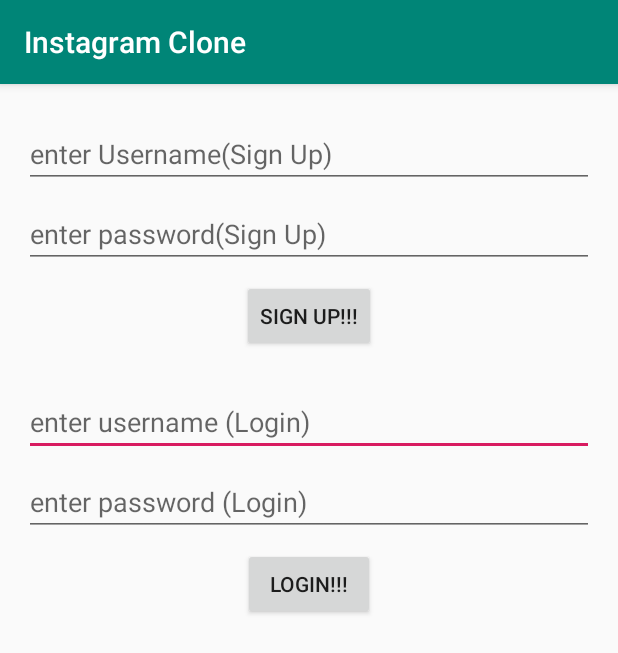
After one commit to reyniskhan/InstagramClone, an Android app: the SignUpLoginActivity screen opened directly, with no data from a screen before it, on a phone screen of 412 x 824 dp. The commit adds this screen. Shown: the top 653 px of the screen. Run offline under Robolectric (Android 15) with nearby library versions, the phone set to English and light mode, and no system bars; libraries missing offline, so code that uses them is left out: com.parse.

Commit message:
SignUp and Login Parse

```diff
--- /dev/null
+++ b/app/src/main/java/com/example/instagramclone/SignUpLoginActivity.java
@@ -0,0 +1,73 @@
+package com.example.instagramclone;
+
+import android.os.Bundle;
+import android.view.View;
+import android.widget.Button;
+import android.widget.EditText;
+import android.widget.Toast;
+
+import androidx.annotation.Nullable;
+import androidx.appcompat.app.AppCompatActivity;
+
+import com.parse.LogInCallback;
+import com.parse.ParseException;
+import com.parse.ParseUser;
+import com.parse.SignUpCallback;
+
+public class SignUpLoginActivity extends AppCompatActivity {
+
+    private Button btnSignUp, btnLogin;
+    private EditText edtUsernameSignup, edtPasswordSignUp, edtUsernameLogin, edtPasswordLogin;
+
+    @Override
+    protected void onCreate(@Nullable Bundle savedInstanceState) {
+        super.onCreate(savedInstanceState);
+        setContentView(R.layout.signup_login_activity);
+
+        edtUsernameSignup = findViewById(R.id.edtUsernameSignUp);
+        edtPasswordSignUp = findViewById(R.id.edtPasswordSignUp);
+        edtUsernameLogin = findViewById(R.id.edtUsernameLogin);
+        edtPasswordLogin = findViewById(R.id.edtPasswordLogin);
+
+        btnSignUp = findViewById(R.id.btnSignUp);
+        btnLogin = findViewById(R.id.btnLogin);
+
+        btnSignUp.setOnClickListener(new View.OnClickListener() {
+            @Override
+            public void onClick(View view) {
+                final ParseUser appUser = new ParseUser();
+                appUser.setUsername(edtUsernameSignup.getText().toString());
+                appUser.setPassword(edtPasswordSignUp.getText().toString());
+
+                appUser.signUpInBackground(new SignUpCallback() {
+                    @Override
+                    public void done(ParseException e) {
+                        if (e == null){
+                            Toast.makeText(SignUpLoginActivity.this,appUser.get("username") + " signed up successfully",Toast.LENGTH_LONG).show();
+
+                        }else {
+                            Toast.makeText(SignUpLoginActivity.this,e.getMessage(),Toast.LENGTH_LONG).show();
+
+                        }
+                    }
+                });
+            }
+        });
+
+    btnLogin.setOnClickListener(new View.OnClickListener() {
+        @Override
+        public void onClick(View view) {
+            ParseUser.logInInBackground(edtUsernameLogin.getText().toString(),
+                    edtPasswordLogin.getText().toString(), new LogInCallback() {
+                @Override
+                public void done(ParseUser user, ParseException e) {
+                    if (user != null && e == null) {
+                        Toast.makeText(SignUpLoginActivity.this,user.get("username") + " logged in successfully",Toast.LENGTH_LONG).show();
+
+                    }
+                }
+            });
+        }
+    });
+    }
+}
--- /dev/null
+++ b/app/src/main/res/layout/signup_login_activity.xml
@@ -0,0 +1,89 @@
+<?xml version="1.0" encoding="utf-8"?>
+<androidx.constraintlayout.widget.ConstraintLayout
+    xmlns:android="http://schemas.android.com/apk/res/android"
+    xmlns:app="http://schemas.android.com/apk/res-auto"
+    xmlns:tools="http://schemas.android.com/tools"
+    android:layout_width="match_parent"
+    android:layout_height="match_parent">
+
+    <Button
+        android:id="@+id/btnSignUp"
+        android:layout_width="wrap_content"
+        android:layout_height="wrap_content"
+        android:layout_marginStart="162dp"
+        android:layout_marginTop="8dp"
+        android:layout_marginEnd="162dp"
+        android:text="Sign Up!!!"
+        app:layout_constraintEnd_toEndOf="parent"
+        app:layout_constraintStart_toStartOf="parent"
+        app:layout_constraintTop_toBottomOf="@+id/edtPasswordSignUp" />
+
+    <Button
+        android:id="@+id/btnLogin"
+        android:layout_width="wrap_content"
+        android:layout_height="wrap_content"
+        android:layout_marginStart="162dp"
+        android:layout_marginTop="8dp"
+        android:layout_marginEnd="162dp"
+        android:text="Login!!!"
+        app:layout_constraintEnd_toEndOf="parent"
+        app:layout_constraintStart_toStartOf="parent"
+        app:layout_constraintTop_toBottomOf="@+id/edtPasswordLogin" />
+
+    <EditText
+        android:id="@+id/edtUsernameLogin"
+        android:layout_width="0dp"
+        android:layout_height="wrap_content"
+        android:layout_marginStart="16dp"
+        android:layout_marginTop="24dp"
+        android:layout_marginEnd="16dp"
+        android:ems="10"
+        android:hint="enter username (Login)"
+        android:inputType="textPersonName"
+        app:layout_constraintEnd_toEndOf="parent"
+        app:layout_constraintStart_toStartOf="parent"
+        app:layout_constraintTop_toBottomOf="@+id/btnSignUp" />
+
+    <EditText
+        android:id="@+id/edtPasswordLogin"
+        android:layout_width="0dp"
+        android:layout_height="wrap_content"
+        android:layout_marginStart="16dp"
+        android:layout_marginTop="8dp"
+        android:layout_marginEnd="16dp"
+        android:ems="10"
+        android:hint="enter password (Login)"
+        android:inputType="textPassword"
+        app:layout_constraintEnd_toEndOf="parent"
+        app:layout_constraintStart_toStartOf="parent"
+        app:layout_constraintTop_toBottomOf="@+id/edtUsernameLogin" />
+
+    <EditText
+        android:id="@+id/edtUsernameSignUp"
+        android:layout_width="0dp"
+        android:layout_height="wrap_content"
+        android:layout_marginStart="16dp"
+        android:layout_marginTop="24dp"
+        android:layout_marginEnd="16dp"
+        android:ems="10"
+        android:hint="enter Username(Sign Up)"
+        android:inputType="textPersonName"
+        app:layout_constraintEnd_toEndOf="parent"
+        app:layout_constraintHorizontal_bias="0.0"
+        app:layout_constraintStart_toStartOf="parent"
+        app:layout_constraintTop_toTopOf="parent" />
+
+    <EditText
+        android:id="@+id/edtPasswordSignUp"
+        android:layout_width="0dp"
+        android:layout_height="wrap_content"
+        android:layout_marginStart="16dp"
+        android:layout_marginTop="8dp"
+        android:layout_marginEnd="16dp"
+        android:ems="10"
+        android:hint="enter password(Sign Up)"
+        android:inputType="textPassword"
+        app:layout_constraintEnd_toEndOf="parent"
+        app:layout_constraintStart_toStartOf="parent"
+        app:layout_constraintTop_toBottomOf="@+id/edtUsernameSignUp" />
+</androidx.constraintlayout.widget.ConstraintLayout>
```
Also changed, not shown: app/src/main/AndroidManifest.xml (+6 -6 lines), app/src/main/java/com/example/instagramclone/SignUp.java (+18 -1 lines), app/src/main/java/com/example/instagramclone/WelcomeActivity.java (added, +14 -0 lines), app/src/main/res/layout/activity_main.xml (+14 -3 lines), app/src/main/res/layout/activity_welcome.xml (added, +9 -0 lines), app/build.gradle (line endings or trailing spaces).
